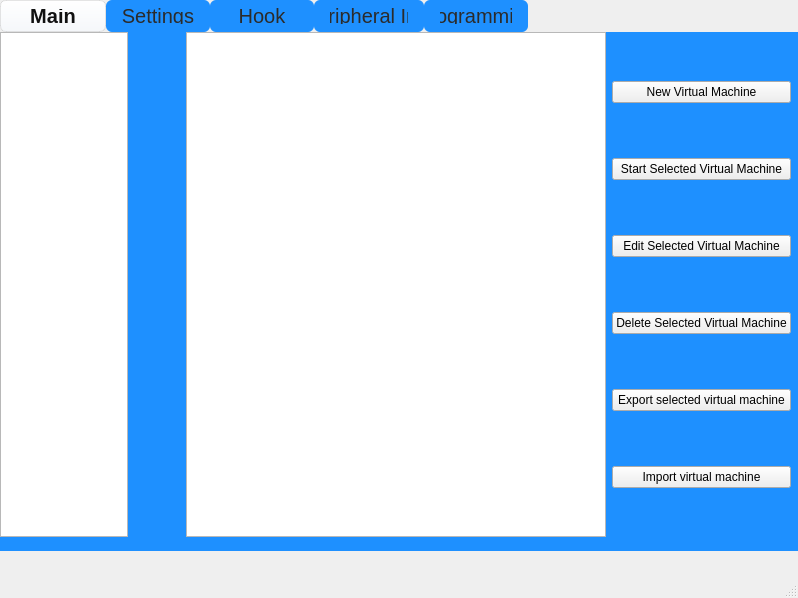
This is ui/Main.ui in wjqsec/EmuGUI as Qt 5 draws it before an edit. The edited form follows.
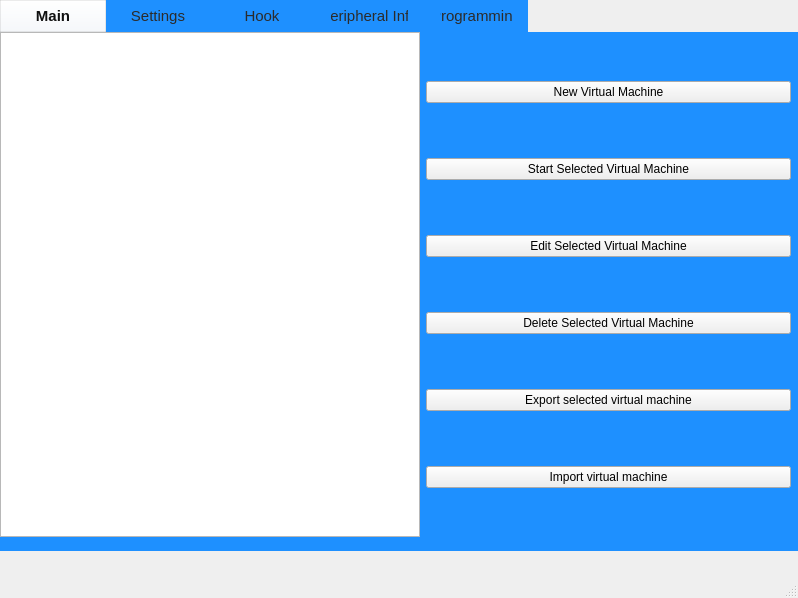
This is the edited form.

```diff
--- a/ui/Main.ui
+++ b/ui/Main.ui
@@ -41,7 +41,7 @@
        <property name="styleSheet">
 
         <string notr="true">QTabWidget#tabWidget::pane {
-         background: #1E90FF;
+         background: #1E90FF; 
          border: none;
         }
 
@@ -56,8 +56,8 @@
          background: #1E90FF;
          color: #2b2b2b;
          padding: 8px 16px;
-         border-radius: 6px;
-         font-size: 20px;
+         border-radius: 0px;
+         font-size: 15px;
          min-width: 72px;
         }
 
@@ -151,7 +151,7 @@
             </property>
            </widget>
           </item>
-          <item row="1" column="0" alignment="Qt::AlignLeft">
+          <!--<item row="1" column="0" alignment="Qt::AlignLeft">
            <widget class="QListView" name="listView_2">
             <property name="minimumSize">
              <size>
@@ -166,7 +166,7 @@
              </size>
             </property>
            </widget>
-          </item>
+          </item> -->
          </layout>
         </widget>
        </widget>
```
